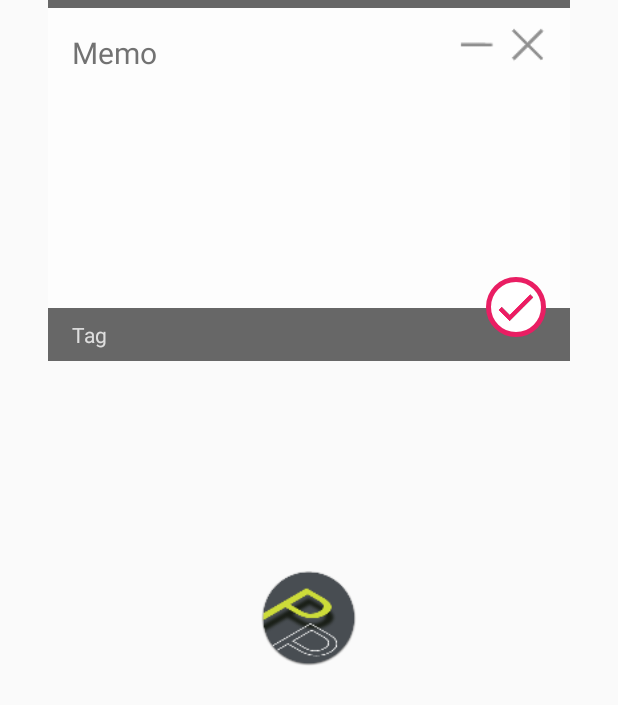
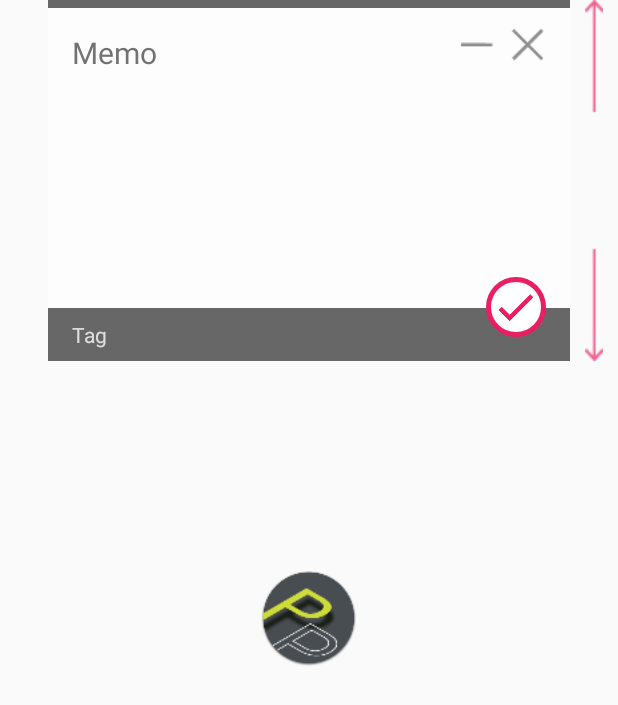
Before and after one commit to nakker1218/PutOn, an Android app: the layout overlay_memo_view.xml on its own in the app's theme, with its tools: preview values and no code run, on a phone screen of 412 x 824 dp. Shown: the top 705 px of the screen. Run offline under Robolectric (Android 15) with nearby library versions, the phone set to English and light mode, and no system bars.

Commit message:
ViewのScroll中にScrollBarを表示するように修正

```diff
--- a/app/build.gradle
+++ b/app/build.gradle
@@ -6,7 +6,7 @@ android {
 
     defaultConfig {
         applicationId "com.shohei.put_on"
-        minSdkVersion 15
+        minSdkVersion 16
         targetSdkVersion 22
         versionCode 1
         versionName "1.0"
--- a/app/src/main/AndroidManifest.xml
+++ b/app/src/main/AndroidManifest.xml
@@ -11,7 +11,7 @@
         android:icon="@mipmap/ic_launcher"
         android:label="@string/app_name"
         android:supportsRtl="true"
-        android:theme="@style/AppTheme" >
+        android:theme="@style/AppTheme">
         <meta-data
             android:name="AA_DB_NAME"
             android:value="memo.db" />
--- a/app/src/main/res/layout/overlay_memo_view.xml
+++ b/app/src/main/res/layout/overlay_memo_view.xml
@@ -9,12 +9,12 @@
         android:layout_width="match_parent"
         android:layout_height="wrap_content"
         android:paddingLeft="@dimen/element_spacing_xxxlarge"
-        android:paddingRight="@dimen/element_spacing_xxxlarge"
         android:visibility="visible">
 
         <LinearLayout
             android:layout_width="match_parent"
             android:layout_height="match_parent"
+            android:paddingRight="@dimen/element_spacing_xxxlarge"
             android:orientation="vertical">
 
             <View
@@ -33,21 +33,6 @@
                 android:textColor="@color/hint_memo_editText"
                 android:hint="@string/hint_memo_editText"
                 android:textColorHint="@color/hint_memo_editText" />
-
-            <!--<EditText-->
-            <!--android:id="@+id/tag_EditText_Overlay"-->
-            <!--android:layout_width="match_parent"-->
-            <!--android:layout_height="match_parent"-->
-            <!--android:paddingLeft="@dimen/horizontal_margin"-->
-            <!--android:paddingRight="@dimen/horizontal_margin"-->
-            <!--android:paddingTop="@dimen/vertical_margin_small"-->
-            <!--android:paddingBottom="@dimen/vertical_margin_small"-->
-            <!--android:textSize="@dimen/text_size_medium"-->
-            <!--android:background="@color/primary_overlayView"-->
-            <!--android:textColor="@android:color/white"-->
-            <!--android:hint="@string/hint_tag_editText"-->
-            <!--android:textColorHint="@color/hint_tag_editText"-->
-            <!--android:singleLine="true" />-->
 
             <AutoCompleteTextView
                 android:id="@+id/tag_EditText_Overlay"
@@ -71,7 +56,9 @@
             android:layout_width="@dimen/fab_size_small"
             android:layout_height="@dimen/fab_size_small"
             android:layout_gravity="bottom|right"
-            android:layout_margin="@dimen/horizontal_margin"
+            android:layout_marginTop="@dimen/horizontal_margin"
+            android:layout_marginBottom="@dimen/horizontal_margin"
+            android:layout_marginRight="@dimen/vertical_margin_large"
             android:background="@drawable/overlay_background_shape"
             android:onClick="saveOverlay" />
 
@@ -95,6 +82,15 @@
             android:background="@mipmap/ic_hyphen"
             android:onClick="minimizeOverlay" />
 
+        <ImageView
+            tools:visibility="visible"
+            android:id="@+id/scrollBar_ImageView"
+            android:layout_width="@dimen/element_spacing_xxxlarge"
+            android:layout_height="match_parent"
+            android:src="@drawable/scroll_bar"
+            android:scaleType="fitCenter"
+            android:layout_gravity="right"
+            android:visibility="invisible" />
     </FrameLayout>
 
     <View
--- a/app/src/main/res/values/dimens.xml
+++ b/app/src/main/res/values/dimens.xml
@@ -1,6 +1,8 @@
 <resources>
     <!-- Default screen margins, per the Android Design guidelines. -->
 
+    <dimen name="horizontal_margin_large">48dp</dimen>
+    <dimen name="vertical_margin_large">48dp</dimen>
     <dimen name="horizontal_margin">16dp</dimen>
     <dimen name="vertical_margin">16dp</dimen>
     <dimen name="horizontal_margin_normal">14dp</dimen>
@@ -11,8 +13,8 @@
     <dimen name="vertical_margin_tiny">4dp</dimen>
 
     <dimen name="top_margin_overlay_button">14dp</dimen>
-    <dimen name="right_margin_small_overlay_button">12dp</dimen>
-    <dimen name="right_margin_large_overlay_button">46dp</dimen>
+    <dimen name="right_margin_small_overlay_button">44dp</dimen>
+    <dimen name="right_margin_large_overlay_button">78dp</dimen>
 
     <!-- Element Spacing -->
     <dimen name="element_spacing_xxxlarge">32dp</dimen>
```
Also changed, not shown: app/src/main/java/com/shohei/put_on/controller/service/LayerService.java (+11 -2 lines), app/src/main/res/drawable/hint_overlay.png (deleted), app/src/main/res/drawable/scroll_bar.png (added).
